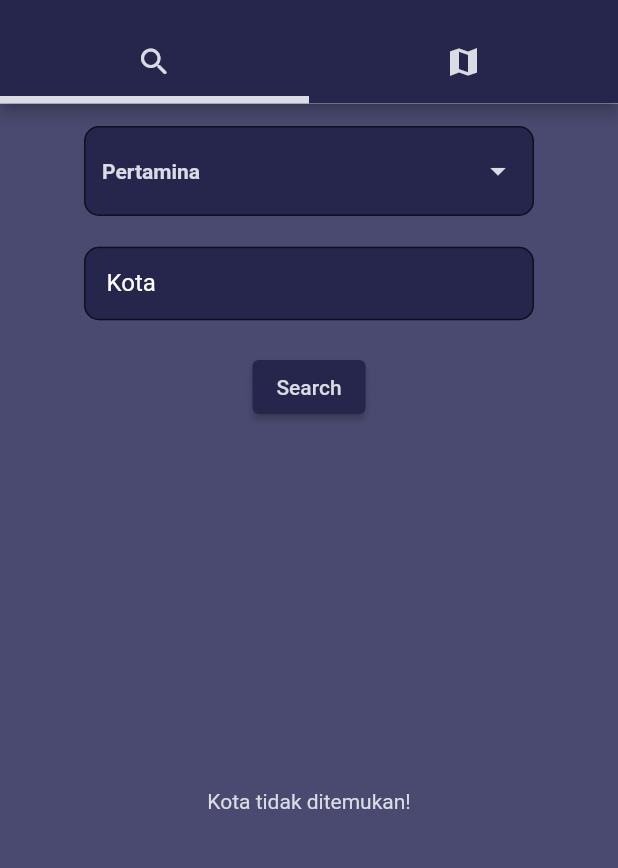
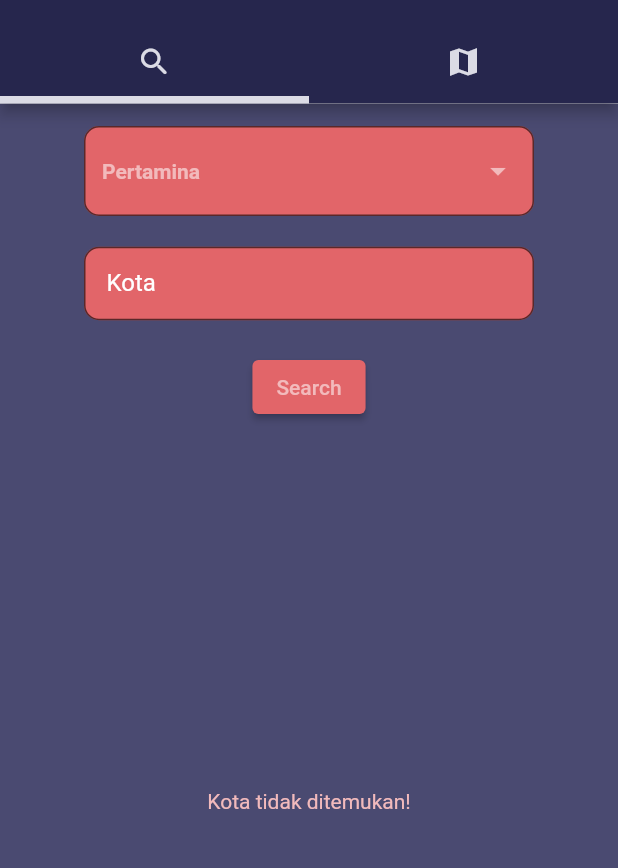
Before and after one commit to danielfebrianew/nearest-gas-station, a Flutter app: the screen it shows after launch, on a phone screen of 412 x 824 dp, the part 57-925 px from its top. Run offline on Flutter 3.47's test engine with Material 2 defaults, Android fonts, the light colour scheme and no system bars; our stand-ins replace flutter_map, latlong2, location, shared_preferences; missing offline and left inert: osm_nominatim.

Commit message:
add android package

```diff
--- a/lib/pages/search_page.dart
+++ b/lib/pages/search_page.dart
@@ -6,8 +6,8 @@
 
 import '../widgets/map_bottom_sheet.dart';
 
-const _mainColor = Color(0xff26264D);
-const _secondaryColor = Color(0xffDBDBE5);
+const _mainColor = Color(0xffE26569);
+const _secondaryColor = Color(0xffF2BABC);
 
 class SearchLocation extends StatefulWidget {
   const SearchLocation({super.key});
```
Also changed, not shown: 19 other files.
